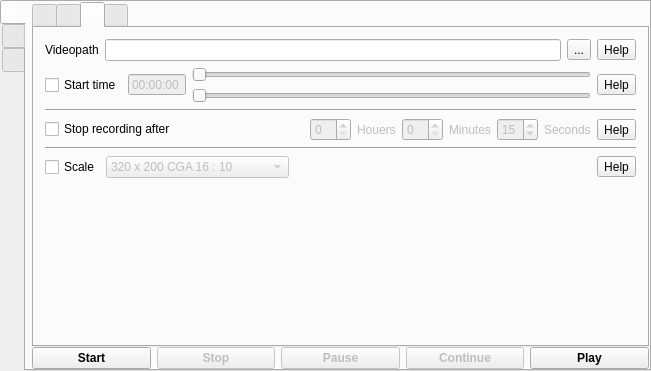
First picture: the form in mainwindow.ui, repository vkohaupt/vokoscreenNG, before the edit.
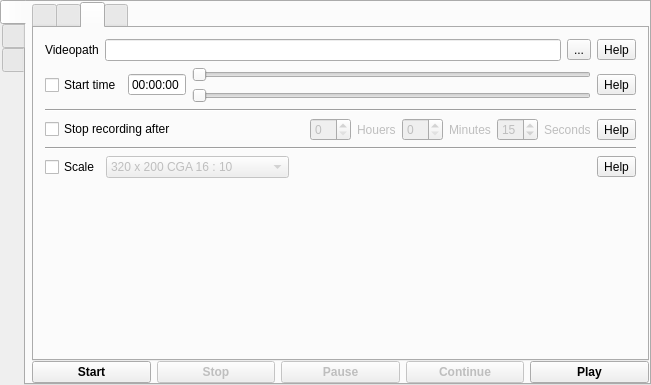
Second picture: the form after the edit. The open tabs and pages were chosen to show the change.

The edit to the form file:
```diff
--- a/mainwindow.ui
+++ b/mainwindow.ui
@@ -7,7 +7,7 @@
     <x>0</x>
     <y>0</y>
     <width>651</width>
-    <height>371</height>
+    <height>385</height>
    </rect>
   </property>
   <property name="windowTitle">
@@ -550,7 +550,34 @@
              </layout>
             </item>
             <item>
-             <layout class="QHBoxLayout" name="horizontalLayout_20">
+             <layout class="QHBoxLayout" name="horizontalLayout_23">
+              <item>
+               <widget class="QFrame" name="frameStartTime">
+                <property name="enabled">
+                 <bool>true</bool>
+                </property>
+                <property name="frameShape">
+                 <enum>QFrame::NoFrame</enum>
+                </property>
+                <property name="frameShadow">
+                 <enum>QFrame::Raised</enum>
+                </property>
+                <layout class="QHBoxLayout" name="horizontalLayout_24">
+                 <property name="spacing">
+                  <number>6</number>
+                 </property>
+                 <property name="leftMargin">
+                  <number>0</number>
+                 </property>
+                 <property name="topMargin">
+                  <number>0</number>
+                 </property>
+                 <property name="rightMargin">
+                  <number>0</number>
+                 </property>
+                 <property name="bottomMargin">
+                  <number>0</number>
+                 </property>
               <item>
                <widget class="QCheckBox" name="checkBoxStartTime">
                 <property name="text">
@@ -561,7 +588,7 @@
               <item>
                <widget class="QTimeEdit" name="timeEditStartTime">
                 <property name="enabled">
-                 <bool>false</bool>
+                    <bool>true</bool>
                 </property>
                 <property name="alignment">
                  <set>Qt::AlignRight|Qt::AlignTrailing|Qt::AlignVCenter</set>
@@ -613,6 +640,9 @@
                 </item>
                </layout>
               </item>
+                </layout>
+               </widget>
+              </item>
               <item>
                <widget class="QToolButton" name="toolButtonStartTimeHelp">
                 <property name="text">
```
Left out of the diff: 15 changed lines with no effect on the pictures. Lines whose indentation alone changed are shown as unchanged.
